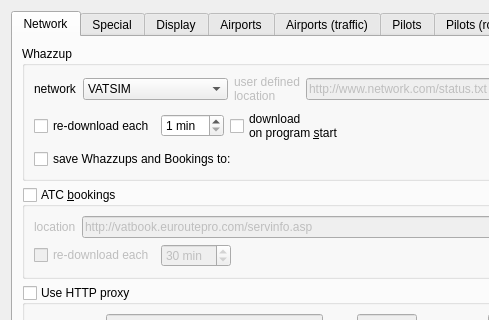
Before: the Qt Designer form src/dialogs/PreferencesDialog.ui in qutescoop/qutescoop, drawn with Qt 5; both pictures show x 0 to 489 and y 0 to 320 of the 1019 by 795 pixel window.
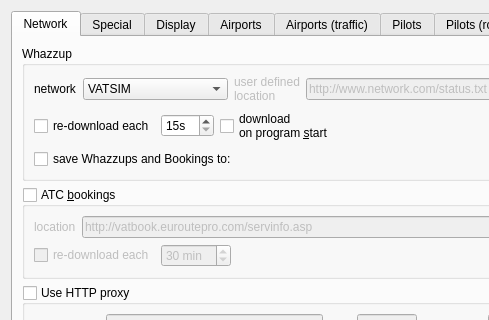
After: the same form once the commit is applied. Icons and pictures are not drawn.

Diff of the .ui file:
```diff
--- a/src/dialogs/PreferencesDialog.ui
+++ b/src/dialogs/PreferencesDialog.ui
@@ -134,10 +134,16 @@
             <item>
              <widget class="QSpinBox" name="spinBoxDownloadInterval">
               <property name="suffix">
-               <string> min</string>
+               <string>s</string>
               </property>
               <property name="minimum">
-               <number>1</number>
+               <number>15</number>
+              </property>
+              <property name="maximum">
+               <number>300</number>
+              </property>
+              <property name="singleStep">
+               <number>15</number>
               </property>
              </widget>
             </item>
```
